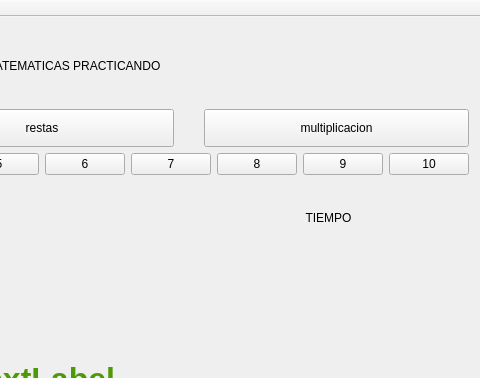
The window that mainwindow.ui (Julian-guillermo-zapata-rugeles/gui-c-plus-plus-aprende-matematicas) describes before a commit, drawn with Qt 5; both pictures show x 396 to 876 and y 0 to 378 of the 876 by 653 pixel window.
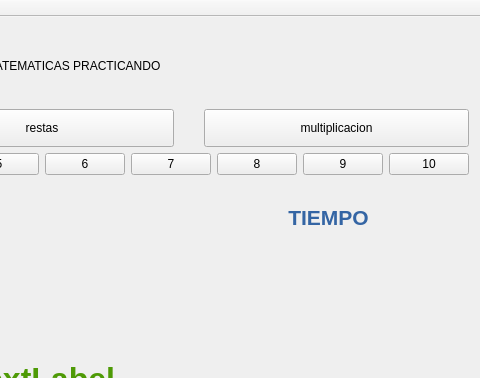
The same window after the commit.

```diff
--- a/mainwindow.ui
+++ b/mainwindow.ui
@@ -211,7 +211,7 @@
         <item>
          <widget class="QLabel" name="label_3">
           <property name="text">
-           <string>TIEMPO</string>
+           <string>&lt;html&gt;&lt;head/&gt;&lt;body&gt;&lt;p&gt;&lt;span style=&quot; font-size:16pt; font-weight:600; color:#3465a4;&quot;&gt;TIEMPO&lt;/span&gt;&lt;/p&gt;&lt;/body&gt;&lt;/html&gt;</string>
           </property>
           <property name="alignment">
            <set>Qt::AlignCenter</set>
```
Left out of the diff: 2 changed lines with no effect on the pictures.
